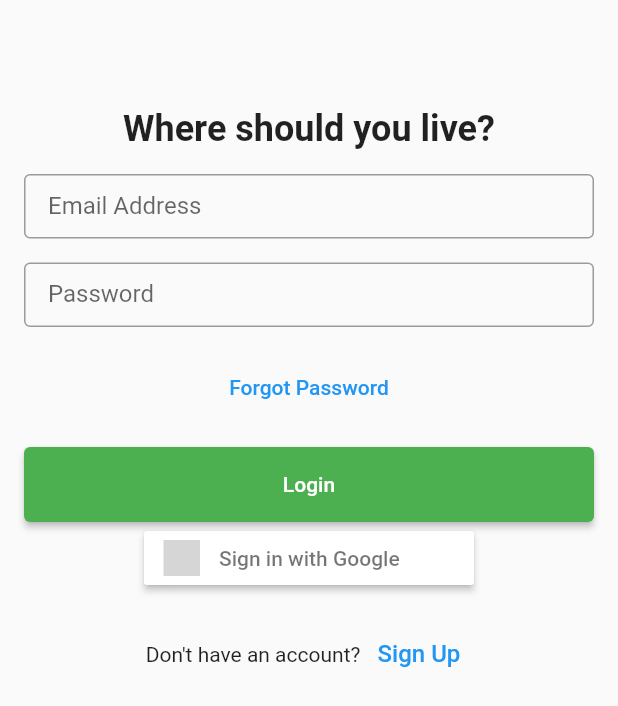
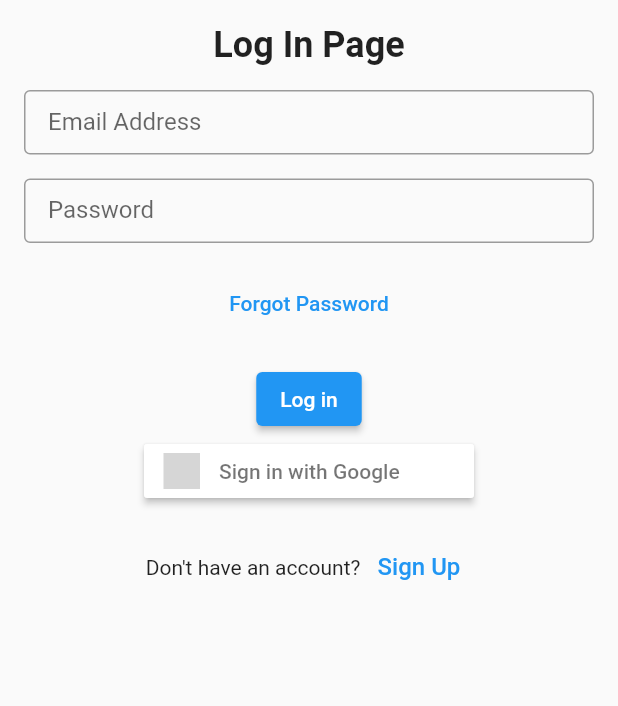
Before and after one commit to IT314-Group-34/IT314_project_34, a Flutter app: the LoginPage screen opened directly, on a phone screen of 412 x 824 dp. Shown: the top 706 px of the screen. Run offline on Flutter 3.47's test engine with Material 2 defaults, Android fonts, the phone set to English and light mode, and no system bars; our stand-ins replace cloud_firestore, firebase_auth, firebase_core, flutter_signin_button, get, google_fonts and 5 more; missing offline and left inert: card_example; accounts and stored records are empty; key blocks and very long unbroken strings in the code were emptied for the run; grey boxes are pictures that could not be loaded.

Commit message:
Update log_in.dart

```diff
--- a/where_should_you_live/lib/log_in.dart
+++ b/where_should_you_live/lib/log_in.dart
@@ -30,13 +30,12 @@ class _LoginPageState extends State<LoginPage> {
             child: Column(
               crossAxisAlignment: CrossAxisAlignment.stretch,
               children: [
-                const SizedBox(height: 16),
-                Container(
-                  padding: const EdgeInsets.only(top: 40),
-                  child: const Text(
-                    'Where should you live?',
-                    style: TextStyle(fontSize: 24, fontWeight: FontWeight.bold),
+                Text(
+                  'Log In Page',
                   textAlign: TextAlign.center,
+                  style: TextStyle(
+                    fontSize: 24.0,
+                    fontWeight: FontWeight.bold,
                   ),
                 ),
                 const SizedBox(height: 16),
@@ -115,25 +114,17 @@ class _LoginPageState extends State<LoginPage> {
                   ),
                 ),
                 const SizedBox(height: 16),
-                ElevatedButton(
-                  child: const Text('Login'),
+                Center(
+                  child: ElevatedButton(
                     onPressed: () {
                       if (_formKey.currentState!.validate()) {
                         print(emailController.text);
                         print(passwordController.text);
                       }
-                    loginWithEmail(
-                        context, emailController.text, passwordController.text);
+                      loginWithEmail(context, emailController.text,
+                          passwordController.text);
                     },
-                  style: ElevatedButton.styleFrom(
-                    primary: Colors.green,
-                    onPrimary: Colors.white,
-                    minimumSize: Size(
-                      screenWidth < minTextFieldWidth
-                          ? screenWidth
-                          : screenWidth,
-                      50,
-                    ),
+                    child: Text('Log in'),
                   ),
                 ),
                 //add horizontal line
```
Lines whose indentation alone changed are shown as unchanged.
